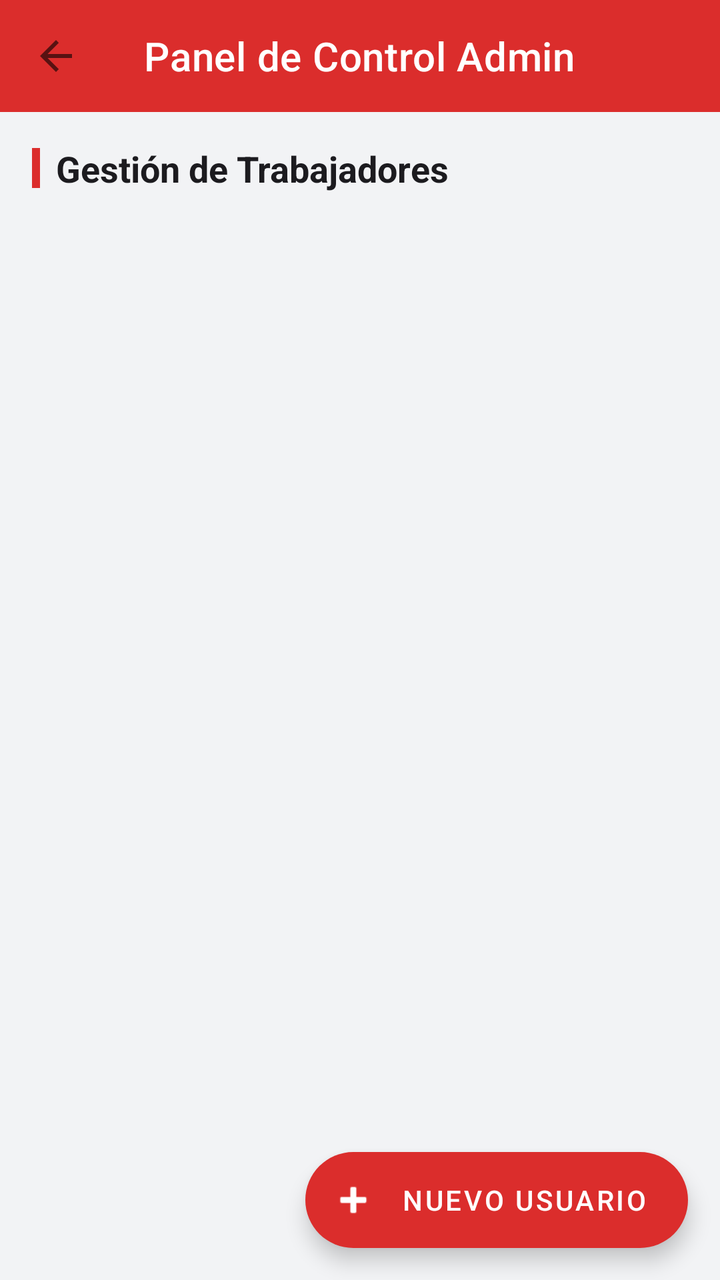
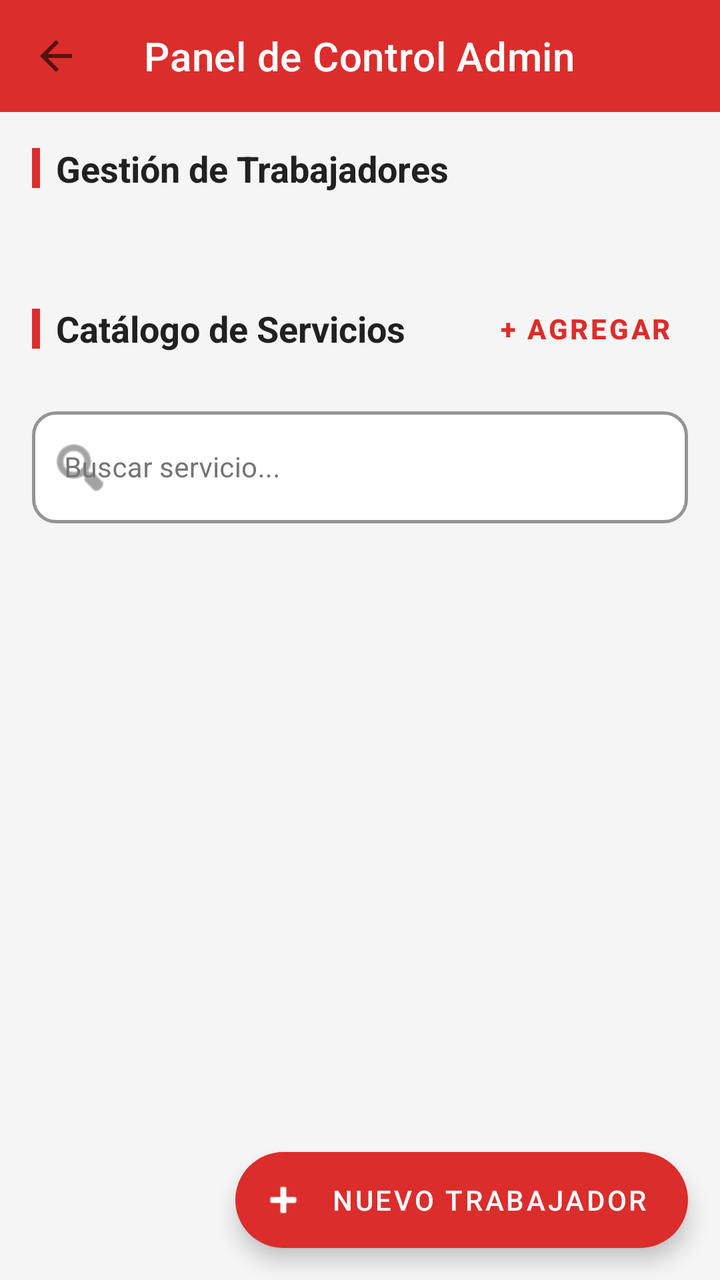

The first picture is an Android layout as it rendered before a commit; the second is the same layout after the commit. The layout source and the unified diff follow.
<!-- AndroidManifest.xml: application theme Theme.Mancuria -->
<!-- res/layout/activity_admin_panel.xml -->
<?xml version="1.0" encoding="utf-8"?>
<androidx.coordinatorlayout.widget.CoordinatorLayout xmlns:android="http://schemas.android.com/apk/res/android"
    xmlns:app="http://schemas.android.com/apk/res-auto"
    android:id="@+id/rootAdminPanel"
    android:layout_width="match_parent"
    android:layout_height="match_parent"
    android:background="@color/fondo_app">

    <LinearLayout
        android:layout_width="match_parent"
        android:layout_height="match_parent"
        android:orientation="vertical">

        
        <LinearLayout
            android:id="@+id/headerAdmin"
            android:layout_width="match_parent"
            android:layout_height="wrap_content"
            android:orientation="vertical"
            android:background="@color/rojo_mancuria">

            <androidx.appcompat.widget.Toolbar
                android:id="@+id/toolbarAdmin"
                android:layout_width="match_parent"
                android:layout_height="?attr/actionBarSize"
                app:title="Panel de Control Admin"
                app:titleTextColor="#FFFFFF"
                app:navigationIcon="?attr/homeAsUpIndicator"
                app:navigationIconTint="#FFFFFF" />
        </LinearLayout>

        <androidx.core.widget.NestedScrollView
            android:layout_width="match_parent"
            android:layout_height="0dp"
            android:layout_weight="1"
            android:fillViewport="true">

            <LinearLayout
                android:layout_width="match_parent"
                android:layout_height="wrap_content"
                android:orientation="vertical"
                android:padding="16dp">

                
                <LinearLayout
                    android:layout_width="match_parent"
                    android:layout_height="wrap_content"
                    android:orientation="horizontal"
                    android:gravity="center_vertical"
                    android:layout_marginBottom="12dp">
                    <View
                        android:layout_width="4dp"
                        android:layout_height="20dp"
                        android:background="@color/rojo_mancuria"
                        android:layout_marginEnd="8dp"/>
                    <TextView
                        android:layout_width="wrap_content"
                        android:layout_height="wrap_content"
                        android:text="Gestión de Trabajadores"
                        android:textSize="18sp"
                        android:textStyle="bold"
                        android:textColor="@color/texto_principal" />
                </LinearLayout>

                <androidx.recyclerview.widget.RecyclerView
                    android:id="@+id/rvTrabajadores"
                    android:layout_width="match_parent"
                    android:layout_height="wrap_content"
                    android:nestedScrollingEnabled="false" />

                <View
                    android:layout_width="match_parent"
                    android:layout_height="100dp" />

            </LinearLayout>
        </androidx.core.widget.NestedScrollView>
    </LinearLayout>

    <com.google.android.material.floatingactionbutton.ExtendedFloatingActionButton
        android:id="@+id/fabNuevoUsuario"
        android:layout_width="wrap_content"
        android:layout_height="wrap_content"
        android:layout_gravity="bottom|end"
        android:layout_margin="16dp"
        android:text="Nuevo Usuario"
        android:textColor="#FFFFFF"
        app:icon="@android:drawable/ic_input_add"
        app:iconTint="#FFFFFF"
        app:backgroundTint="@color/rojo_mancuria" />

</androidx.coordinatorlayout.widget.CoordinatorLayout>
<!-- resources referenced by this layout -->
<resources>
  <color name="fondo_app">#F2F3F5</color>
  <color name="rojo_mancuria">#db2d2c</color>
  <color name="texto_principal">#1C1B1F</color>
  <style name="Theme.Mancuria" parent="Base.Theme.Mancuria" />
  <style name="Base.Theme.Mancuria" parent="Theme.MaterialComponents.Light.NoActionBar">
          <item name="colorPrimary">@color/rojo_mancuria</item>
          <item name="colorPrimaryDark">@color/rojo_oscuro</item>
          <item name="colorAccent">@color/rojo_mancuria</item>
  
          <item name="android:windowBackground">@color/white</item>
          <item name="android:statusBarColor">@color/rojo_mancuria</item>
          <item name="android:windowLightStatusBar">false</item>
  
          
          <item name="android:textColorPrimary">#212121</item>
          <item name="android:editTextColor">#000000</item>
          <item name="android:textColorHint">#757575</item>
      </style>
  <color name="rojo_oscuro">#b71c1c</color>
  <color name="white">#FFFFFFFF</color>
</resources>

<!-- the commit's change to res/layout/activity_admin_panel.xml (unified diff, before → after) -->
@@ -4,7 +4,7 @@
     android:id="@+id/rootAdminPanel"
     android:layout_width="match_parent"
     android:layout_height="match_parent"
-    android:background="@color/fondo_app">
+    android:background="#F5F5F5">
 
     <LinearLayout
         android:layout_width="match_parent"
@@ -12,27 +12,19 @@
         android:orientation="vertical">
 
         
-        <LinearLayout
-            android:id="@+id/headerAdmin"
+        <androidx.appcompat.widget.Toolbar
+            android:id="@+id/toolbarAdmin"
             android:layout_width="match_parent"
-            android:layout_height="wrap_content"
-            android:orientation="vertical"
-            android:background="@color/rojo_mancuria">
-
-            <androidx.appcompat.widget.Toolbar
-                android:id="@+id/toolbarAdmin"
-                android:layout_width="match_parent"
-                android:layout_height="?attr/actionBarSize"
-                app:title="Panel de Control Admin"
-                app:titleTextColor="#FFFFFF"
-                app:navigationIcon="?attr/homeAsUpIndicator"
-                app:navigationIconTint="#FFFFFF" />
-        </LinearLayout>
+            android:layout_height="?attr/actionBarSize"
+            android:background="@color/rojo_mancuria"
+            app:title="Panel de Control Admin"
+            app:titleTextColor="#FFFFFF"
+            app:navigationIcon="?attr/homeAsUpIndicator"
+            app:navigationIconTint="#FFFFFF" />
 
         <androidx.core.widget.NestedScrollView
             android:layout_width="match_parent"
-            android:layout_height="0dp"
-            android:layout_weight="1"
+            android:layout_height="match_parent"
             android:fillViewport="true">
 
             <LinearLayout
@@ -48,29 +40,79 @@
                     android:orientation="horizontal"
                     android:gravity="center_vertical"
                     android:layout_marginBottom="12dp">
-                    <View
-                        android:layout_width="4dp"
-                        android:layout_height="20dp"
-                        android:background="@color/rojo_mancuria"
-                        android:layout_marginEnd="8dp"/>
+                    <View android:layout_width="4dp" android:layout_height="20dp" android:background="@color/rojo_mancuria" android:layout_marginEnd="8dp"/>
                     <TextView
                         android:layout_width="wrap_content"
                         android:layout_height="wrap_content"
                         android:text="Gestión de Trabajadores"
                         android:textSize="18sp"
                         android:textStyle="bold"
-                        android:textColor="@color/texto_principal" />
+                        android:textColor="#212121" />
                 </LinearLayout>
 
                 <androidx.recyclerview.widget.RecyclerView
                     android:id="@+id/rvTrabajadores"
                     android:layout_width="match_parent"
                     android:layout_height="wrap_content"
-                    android:nestedScrollingEnabled="false" />
+                    android:nestedScrollingEnabled="false"
+                    android:layout_marginBottom="32dp"/>
 
-                <View
+                
+                <LinearLayout
                     android:layout_width="match_parent"
-                    android:layout_height="100dp" />
+                    android:layout_height="wrap_content"
+                    android:orientation="horizontal"
+                    android:gravity="center_vertical"
+                    android:layout_marginBottom="12dp">
+                    <View android:layout_width="4dp" android:layout_height="20dp" android:background="@color/rojo_mancuria" android:layout_marginEnd="8dp"/>
+                    <TextView
+                        android:layout_width="0dp"
+                        android:layout_weight="1"
+                        android:layout_height="wrap_content"
+                        android:text="Catálogo de Servicios"
+                        android:textSize="18sp"
+                        android:textStyle="bold"
+                        android:textColor="#212121" />
+
+                    <com.google.android.material.button.MaterialButton
+                        android:id="@+id/btnNuevoServicio"
+                        style="@style/Widget.MaterialComponents.Button.TextButton"
+                        android:layout_width="wrap_content"
+                        android:layout_height="wrap_content"
+                        android:text="+ AGREGAR"
+                        android:textColor="@color/rojo_mancuria"
+                        android:textStyle="bold"/>
+                </LinearLayout>
+
+                
+                <com.google.android.material.textfield.TextInputLayout
+                    style="@style/InputRojo"
+                    android:layout_width="match_parent"
+                    android:layout_height="wrap_content"
+                    android:hint="Buscar servicio..."
+                    app:boxBackgroundColor="#FFFFFF"
+                    android:layout_marginBottom="12dp"
+                    app:startIconDrawable="@android:drawable/ic_menu_search">
+                    <com.google.android.material.textfield.TextInputEditText
+                        android:id="@+id/etBuscadorServicios"
+                        android:layout_width="match_parent"
+                        android:layout_height="56dp"
+                        android:paddingStart="16dp"
+                        android:paddingEnd="16dp"
+                        android:textColor="#212121"
+                        android:background="@null"
+                        android:inputType="text"
+                        android:textSize="14sp"/>
+                </com.google.android.material.textfield.TextInputLayout>
+
+                <androidx.recyclerview.widget.RecyclerView
+                    android:id="@+id/rvServicios"
+                    android:layout_width="match_parent"
+                    android:layout_height="wrap_content"
+                    android:nestedScrollingEnabled="false"
+                    android:layout_marginBottom="32dp"/>
+
+                <View android:layout_width="match_parent" android:layout_height="120dp" />
 
             </LinearLayout>
         </androidx.core.widget.NestedScrollView>
@@ -82,7 +124,7 @@
         android:layout_height="wrap_content"
         android:layout_gravity="bottom|end"
         android:layout_margin="16dp"
-        android:text="Nuevo Usuario"
+        android:text="Nuevo Trabajador"
         android:textColor="#FFFFFF"
         app:icon="@android:drawable/ic_input_add"
         app:iconTint="#FFFFFF"
<!-- resource entries referenced after the edit -->
@@ -1,8 +1,17 @@
 <!-- resources referenced by this layout -->
 <resources>
-  <color name="fondo_app">#F2F3F5</color>
   <color name="rojo_mancuria">#db2d2c</color>
-  <color name="texto_principal">#1C1B1F</color>
+  <style name="InputRojo" parent="Widget.MaterialComponents.TextInputLayout.OutlinedBox">
+          <item name="boxStrokeColor">@color/rojo_mancuria</item>
+          <item name="boxStrokeWidth">1.5dp</item>
+          <item name="boxStrokeWidthFocused">2.5dp</item>
+          <item name="hintTextColor">@color/rojo_mancuria</item>
+          <item name="android:textColorHint">#757575</item>
+          <item name="boxCornerRadiusTopStart">12dp</item>
+          <item name="boxCornerRadiusTopEnd">12dp</item>
+          <item name="boxCornerRadiusBottomStart">12dp</item>
+          <item name="boxCornerRadiusBottomEnd">12dp</item>
+      </style>
   <style name="Theme.Mancuria" parent="Base.Theme.Mancuria" />
   <style name="Base.Theme.Mancuria" parent="Theme.MaterialComponents.Light.NoActionBar">
           <item name="colorPrimary">@color/rojo_mancuria</item>
